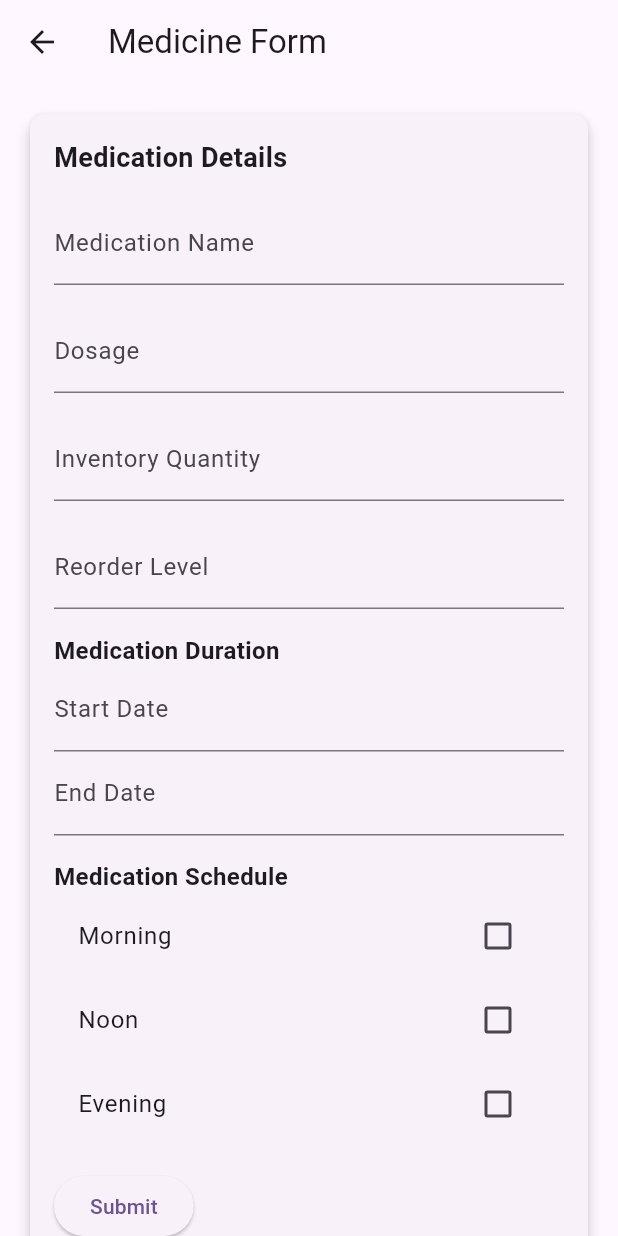
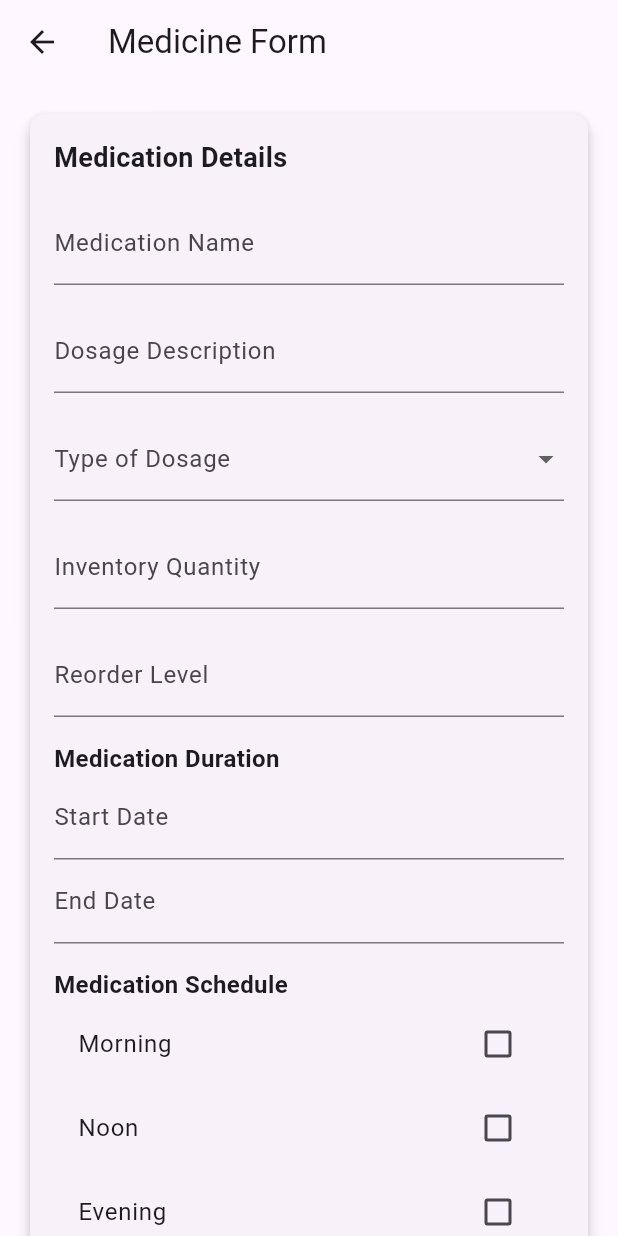
Before and after one commit to KJanhavi04/medipal_UI, a Flutter app: the MedicineForm screen opened directly, on a phone screen of 412 x 824 dp. Run offline on Flutter 3.47's test engine with Material 2 defaults, Android fonts, the phone set to English and light mode, and no system bars; drawn by our look-alikes of datetime_picker_formfield.

Commit message:
changes done idk what now cux i dont remeber

```diff
--- a/lib/main.dart
+++ b/lib/main.dart
@@ -1,6 +1,7 @@
 import 'package:flutter/material.dart';
 import 'package:medipal_ui/welcome_screen.dart';
 import 'login_screen.dart';
+import 'register_screen.dart';
 import 'splash_screen.dart';
 
 void main() {
@@ -19,8 +20,8 @@ class MyApp extends StatelessWidget {
         colorScheme: ColorScheme.fromSeed(seedColor: Colors.deepPurple),
         useMaterial3: true,
       ),
-      //home: SplashScreen(), // Set SplashScreen as the initial route
-      home: LoginScreen(),
+      home: const SplashScreen(), // Set SplashScreen as the initial route
+      // home: const RegisterScreen(),
     );
   }
 }
--- a/lib/medicine_form.dart
+++ b/lib/medicine_form.dart
@@ -21,6 +21,8 @@ class _MedicineFormState extends State<MedicineForm> {
 
   DateTime? _startDate;
   DateTime? _endDate;
+
+  String? _selectedDosageType; // Stores the selected dosage type
 
   @override
   void dispose() {
@@ -53,6 +55,40 @@ class _MedicineFormState extends State<MedicineForm> {
   @override
   Widget build(BuildContext context) {
     final dateFormat = DateFormat("yyyy-MM-dd");
+
+    // Define the dropdown items for dosage type
+    final List<DropdownMenuItem<String>> dosageTypeItems = [
+      const DropdownMenuItem(
+        value: 'Liquid',
+        child: Row(
+          children: [
+            Icon(Icons.liquor),
+            SizedBox(width: 8.0),
+            Text('Liquid'),
+          ],
+        ),
+      ),
+      const DropdownMenuItem(
+        value: 'Pills',
+        child: Row(
+          children: [
+            Icon(Icons.local_hospital),
+            SizedBox(width: 8.0),
+            Text('Pills'),
+          ],
+        ),
+      ),
+      const DropdownMenuItem(
+        value: 'Injection',
+        child: Row(
+          children: [
+            Icon(Icons.usb),
+            SizedBox(width: 8.0),
+            Text('Injection'),
+          ],
+        ),
+      ),
+    ];
 
     return Scaffold(
       appBar: AppBar(
@@ -89,9 +125,23 @@ class _MedicineFormState extends State<MedicineForm> {
                   TextField(
                     controller: _dosageController,
                     decoration: const InputDecoration(
-                      labelText: 'Dosage',
+                      labelText: 'Dosage Description',
                     ),
                   ),
+                  const SizedBox(height: 16.0),
+                  DropdownButtonFormField(
+                    value: _selectedDosageType,
+                    decoration: const InputDecoration(
+                      labelText: 'Type of Dosage',
+                    ),
+                    items: dosageTypeItems,
+                    onChanged: (value) {
+                      setState(() {
+                        _selectedDosageType = value as String?;
+                      });
+                    },
+                  ),
+
                   const SizedBox(height: 16.0),
                   TextField(
                     controller: _quantityController,
@@ -217,7 +267,8 @@ class _MedicineFormState extends State<MedicineForm> {
                       // Create a map to store the medication data
                       final Map<String, dynamic> medicationData = {
                         'name': _nameController.text,
-                        'dosage': _dosageController.text,
+                        'dosageType': _selectedDosageType,
+                        'dosageDescription': _dosageController.text,
                         'schedule': {
                           'morning': _morningTime != null
                               ? _morningTime!.format(context)
--- a/pubspec.yaml
+++ b/pubspec.yaml
@@ -32,6 +32,7 @@ dependencies:
     sdk: flutter
   intl: ^0.17.0
   datetime_picker_formfield: ^2.0.0
+
 
   # The following adds the Cupertino Icons font to your application.
   # Use with the CupertinoIcons class for iOS style icons.
```
Also changed, not shown: lib/register_screen.dart (added, +175 -0 lines).
